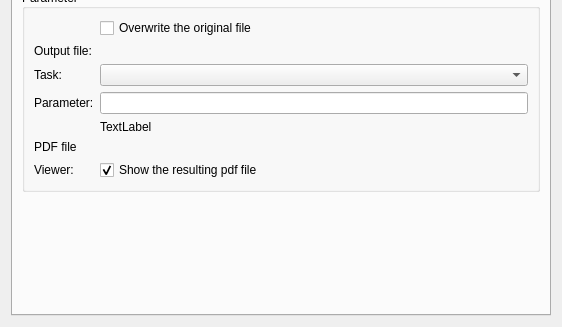
Above: src/dialogs/pdf-wizard/pdfdialog_base.ui from KDE/kile before the change; both pictures show x 0 to 562 and y 223 to 550 of the 562 by 550 pixel window. Below: the same form after it.
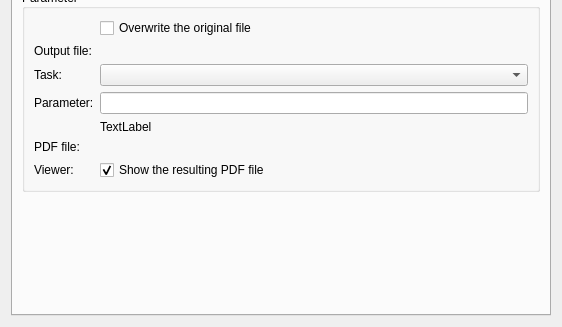
That is the form after the change. Custom widgets are drawn as their Qt base class.

```diff
--- a/src/dialogs/pdf-wizard/pdfdialog_base.ui
+++ b/src/dialogs/pdf-wizard/pdfdialog_base.ui
@@ -250,7 +250,7 @@
              <string>View the result of the conversion process. okular is always taken as an external viewer.</string>
             </property>
             <property name="text">
-             <string>Show the resulting pdf file</string>
+             <string>Show the resulting PDF file</string>
             </property>
             <property name="checked">
              <bool>true</bool>
@@ -291,7 +291,7 @@
           <item row="11" column="0">
            <widget class="QLabel" name="m_lbStamp">
             <property name="text">
-             <string>PDF file</string>
+             <string>PDF file:</string>
             </property>
            </widget>
           </item>
```
Left out of the diff: 2 changed lines with no effect on the pictures.
